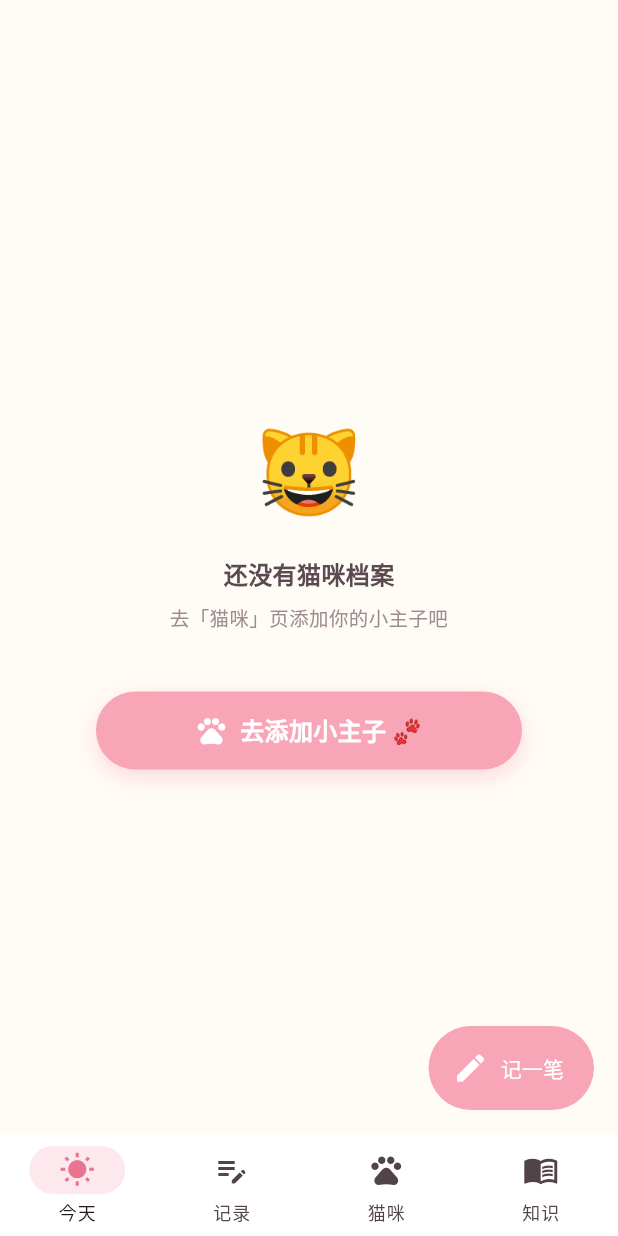
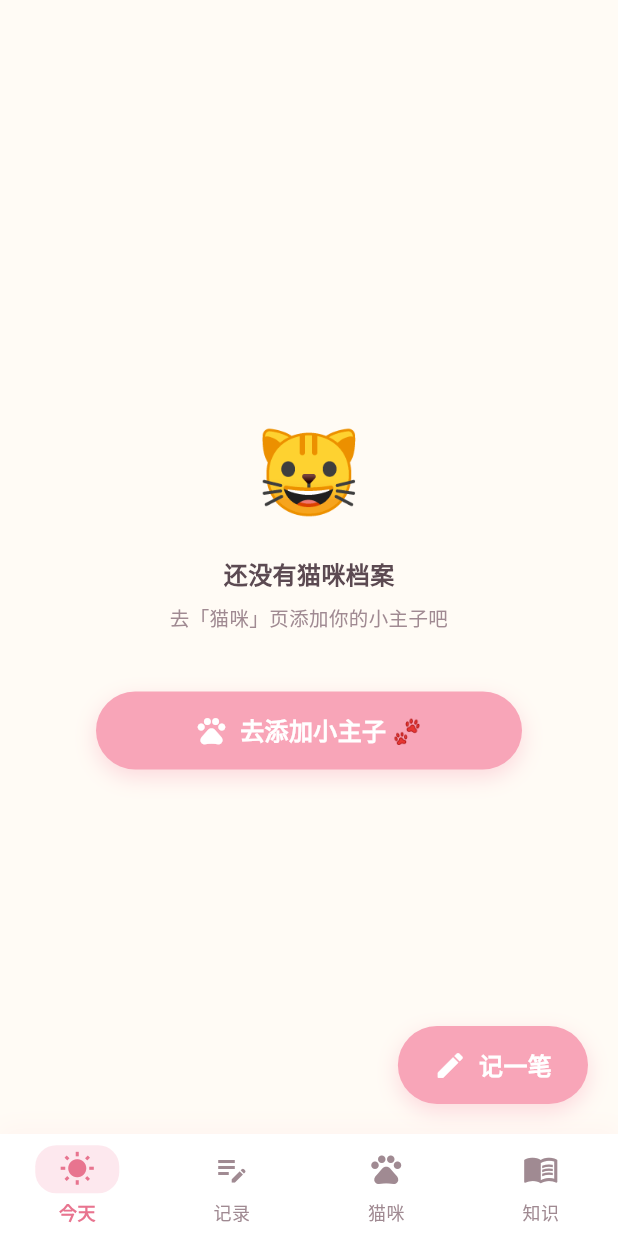
Before and after one commit to lvliang666666/ecat, a Flutter app: the HomePage screen opened directly, on a phone screen of 412 x 824 dp. Run offline on Flutter 3.47's test engine with Material 3 defaults, Android fonts, the phone set to English and light mode, and no system bars; our stand-ins replace fl_chart, flutter_local_notifications, shared_preferences, timezone; missing offline and left inert: file_selector; accounts and stored records are empty.

Commit message:
fix(ui): 底栏导航与记一笔按钮补上触动反馈
- 底栏 NavigationBar 换为自绘 CuteNav：每项按下放大 1.08 + 触感震动，
  选中态粉色胶囊指示（Material NavigationBar 内部手势不透出，包 CuteTap 无效）
- 「记一笔」FAB 换为 PawButton（自带 CuteTap 按压缩放 + 震动）
- 新增 2 个 CuteNav 组件单测，全量 33 测试全绿

```diff
--- a/lib/main.dart
+++ b/lib/main.dart
@@ -10,7 +10,7 @@ import 'services/reminder_service.dart';
 import 'store/cat_store.dart';
 import 'store/settings_store.dart';
 import 'store/photo_store.dart';
-import 'widgets/common.dart' show photoResolver;
+import 'widgets/common.dart' show photoResolver, CuteNav, PawButton;
 import 'pages/home_page.dart';
 import 'pages/record_page.dart';
 import 'pages/cat_page.dart';
@@ -126,41 +126,37 @@ class _HomePageState extends State<HomePage> {
 
     return Scaffold(
       body: pages[_index],
+      // 「记一笔」悬浮按钮：PawButton 自带 CuteTap（按压缩放 + 震动）
       floatingActionButton: _index == 0 || _index == 1
-          ? FloatingActionButton.extended(
-              onPressed: () => openQuickRecord(context),
-              icon: Icon(Icons.edit_rounded),
-              label: Text('记一笔'),
+          ? Padding(
+              padding: const EdgeInsets.only(right: 4, bottom: 4),
+              child: PawButton(
+                label: '记一笔',
+                icon: Icons.edit_rounded,
+                expanded: false,
+                onTap: () => openQuickRecord(context),
+              ),
             )
           : null,
-      bottomNavigationBar: NavigationBar(
+      floatingActionButtonLocation:
+          FloatingActionButtonLocation.endFloat,
+      // 底栏：CuteNav 每项独立按压反馈（放大 + 震动）
+      bottomNavigationBar: CuteNav(
         selectedIndex: _index,
-        onDestinationSelected: (i) => setState(() => _index = i),
-        backgroundColor: AppColors.card,
-        indicatorColor: AppColors.pinkLight,
-        height: 68,
-        destinations: [
-          NavigationDestination(
-            icon: Icon(Icons.wb_sunny_outlined),
-            selectedIcon: Icon(Icons.wb_sunny, color: AppColors.pinkDeep),
-            label: '今天',
-          ),
-          NavigationDestination(
-            icon: Icon(Icons.edit_note_outlined),
-            selectedIcon: Icon(Icons.edit_note, color: AppColors.pinkDeep),
-            label: '记录',
-          ),
-          NavigationDestination(
-            icon: Icon(Icons.pets_outlined),
-            selectedIcon: Icon(Icons.pets, color: AppColors.pinkDeep),
-            label: '猫咪',
-          ),
-          NavigationDestination(
-            icon: Icon(Icons.menu_book_outlined),
-            selectedIcon: Icon(Icons.menu_book, color: AppColors.pinkDeep),
-            label: '知识',
-          ),
+        onSelect: (i) => setState(() => _index = i),
+        icons: const [
+          Icons.wb_sunny_outlined,
+          Icons.edit_note_outlined,
+          Icons.pets_outlined,
+          Icons.menu_book_outlined,
         ],
+        selectedIcons: const [
+          Icons.wb_sunny,
+          Icons.edit_note,
+          Icons.pets,
+          Icons.menu_book,
+        ],
+        labels: const ['今天', '记录', '猫咪', '知识'],
       ),
     );
   }
--- a/lib/widgets/common.dart
+++ b/lib/widgets/common.dart
@@ -75,6 +75,144 @@ class _CuteTapState extends State<CuteTap> {
         duration: const Duration(milliseconds: 120),
         curve: Curves.easeOut,
         child: widget.child,
+      ),
+    );
+  }
+}
+
+/// 底部导航栏（替代 NavigationBar）：每个 Tab 独立触动反馈。
+/// Material 的 NavigationBar 内部手势不透出，包 CuteTap 无效，
+/// 所以自绘：按下时该项图标+文字轻微放大 + 触感震动，选中态粉色胶囊指示。
+class CuteNav extends StatelessWidget {
+  final int selectedIndex;
+  final ValueChanged<int> onSelect;
+  final List<IconData> icons;
+  final List<IconData> selectedIcons;
+  final List<String> labels;
+
+  const CuteNav({
+    super.key,
+    required this.selectedIndex,
+    required this.onSelect,
+    required this.icons,
+    required this.selectedIcons,
+    required this.labels,
+  });
+
+  @override
+  Widget build(BuildContext context) {
+    return Container(
+      height: 68,
+      decoration: BoxDecoration(
+        color: AppColors.card,
+        boxShadow: [
+          BoxShadow(
+            color: AppColors.pink.withValues(alpha: 0.08),
+            blurRadius: 12,
+            offset: const Offset(0, -4),
+          ),
+        ],
+      ),
+      child: SafeArea(
+        top: false,
+        child: Row(
+          children: [
+            for (var i = 0; i < icons.length; i++)
+              Expanded(
+                child: _NavItem(
+                  icon: icons[i],
+                  selectedIcon: selectedIcons[i],
+                  label: labels[i],
+                  selected: i == selectedIndex,
+                  onTap: () => onSelect(i),
+                ),
+              ),
+          ],
+        ),
+      ),
+    );
+  }
+}
+
+/// 底栏单项：按下放大 1.08 + 震动，选中态粉色胶囊底
+class _NavItem extends StatefulWidget {
+  final IconData icon;
+  final IconData selectedIcon;
+  final String label;
+  final bool selected;
+  final VoidCallback onTap;
+
+  const _NavItem({
+    required this.icon,
+    required this.selectedIcon,
+    required this.label,
+    required this.selected,
+    required this.onTap,
+  });
+
+  @override
+  State<_NavItem> createState() => _NavItemState();
+}
+
+class _NavItemState extends State<_NavItem> {
+  bool _pressed = false;
+
+  void _setPressed(bool v) {
+    if (_pressed == v) return;
+    setState(() => _pressed = v);
+    if (v) cuteHaptic();
+  }
+
+  @override
+  Widget build(BuildContext context) {
+    return GestureDetector(
+      behavior: HitTestBehavior.opaque,
+      onTapDown: (_) => _setPressed(true),
+      onTapUp: (_) => _setPressed(false),
+      onTapCancel: () => _setPressed(false),
+      onTap: () {
+        _setPressed(false);
+        widget.onTap();
+      },
+      child: AnimatedScale(
+        scale: _pressed ? 1.08 : 1.0,
+        duration: const Duration(milliseconds: 120),
+        curve: Curves.easeOut,
+        child: Column(
+          mainAxisAlignment: MainAxisAlignment.center,
+          children: [
+            AnimatedContainer(
+              duration: const Duration(milliseconds: 200),
+              padding:
+                  const EdgeInsets.symmetric(horizontal: 16, vertical: 4),
+              decoration: BoxDecoration(
+                color: widget.selected
+                    ? AppColors.pinkLight
+                    : Colors.transparent,
+                borderRadius: BorderRadius.circular(14),
+              ),
+              child: Icon(
+                widget.selected ? widget.selectedIcon : widget.icon,
+                size: 24,
+                color: widget.selected
+                    ? AppColors.pinkDeep
+                    : AppColors.textSub,
+              ),
+            ),
+            const SizedBox(height: 4),
+            Text(
+              widget.label,
+              style: TextStyle(
+                fontSize: 12,
+                fontWeight:
+                    widget.selected ? FontWeight.bold : FontWeight.w500,
+                color: widget.selected
+                    ? AppColors.pinkDeep
+                    : AppColors.textSub,
+              ),
+            ),
+          ],
+        ),
       ),
     );
   }
```
Also changed, not shown: 1 other file.
